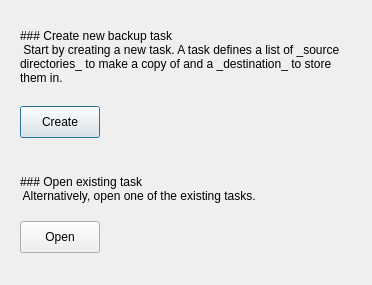
Before: the Qt Designer form App/dialogs/newbackuptaskdialog.ui in otsakir/lisa-backup, drawn with Qt 5.
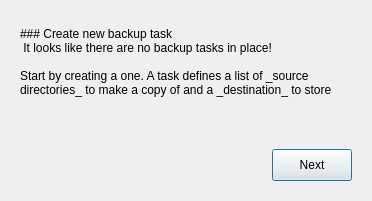
After: the same form once the commit is applied.

Commit message:
reviewed "newbackuptask" dialog
better layout, removed task list and improved wording

```diff
--- a/App/dialogs/newbackuptaskdialog.ui
+++ b/App/dialogs/newbackuptaskdialog.ui
@@ -7,7 +7,7 @@
     <x>0</x>
     <y>0</y>
     <width>372</width>
-    <height>285</height>
+    <height>201</height>
    </rect>
   </property>
   <property name="windowTitle">
@@ -36,7 +36,9 @@
            </property>
            <property name="text">
             <string>### Create new backup task   
- Start by creating a new task. A task defines a list of _source directories_ to make a copy of and a _destination_ to store them in.  </string>
+ It looks like there are no backup tasks in place! 
+
+Start by creating a one. A task defines a list of _source directories_ to make a copy of and a _destination_ to store them in. </string>
            </property>
            <property name="textFormat">
             <enum>Qt::MarkdownText</enum>
@@ -48,32 +50,13 @@
          </item>
         </layout>
        </item>
-       <item>
-        <widget class="QPushButton" name="pushButtonCreateStep">
-         <property name="sizePolicy">
-          <sizepolicy hsizetype="Fixed" vsizetype="Fixed">
-           <horstretch>0</horstretch>
-           <verstretch>0</verstretch>
-          </sizepolicy>
-         </property>
-         <property name="minimumSize">
-          <size>
-           <width>0</width>
-           <height>32</height>
-          </size>
-         </property>
-         <property name="text">
-          <string>Create</string>
-         </property>
-        </widget>
-       </item>
        <item>
         <spacer name="verticalSpacer">
          <property name="orientation">
           <enum>Qt::Vertical</enum>
          </property>
          <property name="sizeType">
-          <enum>QSizePolicy::Fixed</enum>
+          <enum>QSizePolicy::Expanding</enum>
          </property>
          <property name="sizeHint" stdset="0">
           <size>
@@ -84,66 +67,39 @@
         </spacer>
        </item>
        <item>
-        <layout class="QVBoxLayout" name="verticalLayoutExistingTasks">
+        <layout class="QHBoxLayout" name="horizontalLayout_2">
          <item>
-          <widget class="QLabel" name="label">
-           <property name="enabled">
-            <bool>true</bool>
+          <spacer name="horizontalSpacer_2">
+           <property name="orientation">
+            <enum>Qt::Horizontal</enum>
            </property>
+           <property name="sizeHint" stdset="0">
+            <size>
+             <width>40</width>
+             <height>20</height>
+            </size>
+           </property>
+          </spacer>
+         </item>
+         <item>
+          <widget class="QPushButton" name="pushButtonCreateStep">
            <property name="sizePolicy">
-            <sizepolicy hsizetype="Preferred" vsizetype="Fixed">
+            <sizepolicy hsizetype="Fixed" vsizetype="Fixed">
              <horstretch>0</horstretch>
              <verstretch>0</verstretch>
             </sizepolicy>
            </property>
+           <property name="minimumSize">
+            <size>
+             <width>0</width>
+             <height>32</height>
+            </size>
+           </property>
            <property name="text">
-            <string>### Open existing task
- Alternatively, open one of the existing tasks.</string>
-           </property>
-           <property name="textFormat">
-            <enum>Qt::MarkdownText</enum>
+            <string>Next</string>
            </property>
           </widget>
          </item>
-         <item>
-          <layout class="QHBoxLayout" name="horizontalLayout_2">
-           <property name="topMargin">
-            <number>6</number>
-           </property>
-           <item>
-            <widget class="QPushButton" name="pushButtonOpen">
-             <property name="enabled">
-              <bool>true</bool>
-             </property>
-             <property name="minimumSize">
-              <size>
-               <width>0</width>
-               <height>32</height>
-              </size>
-             </property>
-             <property name="text">
-              <string>Open</string>
-             </property>
-             <property name="default">
-              <bool>true</bool>
-             </property>
-            </widget>
-           </item>
-           <item>
-            <spacer name="horizontalSpacer_2">
-             <property name="orientation">
-              <enum>Qt::Horizontal</enum>
-             </property>
-             <property name="sizeHint" stdset="0">
-              <size>
-               <width>40</width>
-               <height>20</height>
-              </size>
-             </property>
-            </spacer>
-           </item>
-          </layout>
-         </item>
         </layout>
        </item>
       </layout>
```
Left out of the diff: 13 changed lines with no effect on the pictures. The commit also changes 3 other files.
